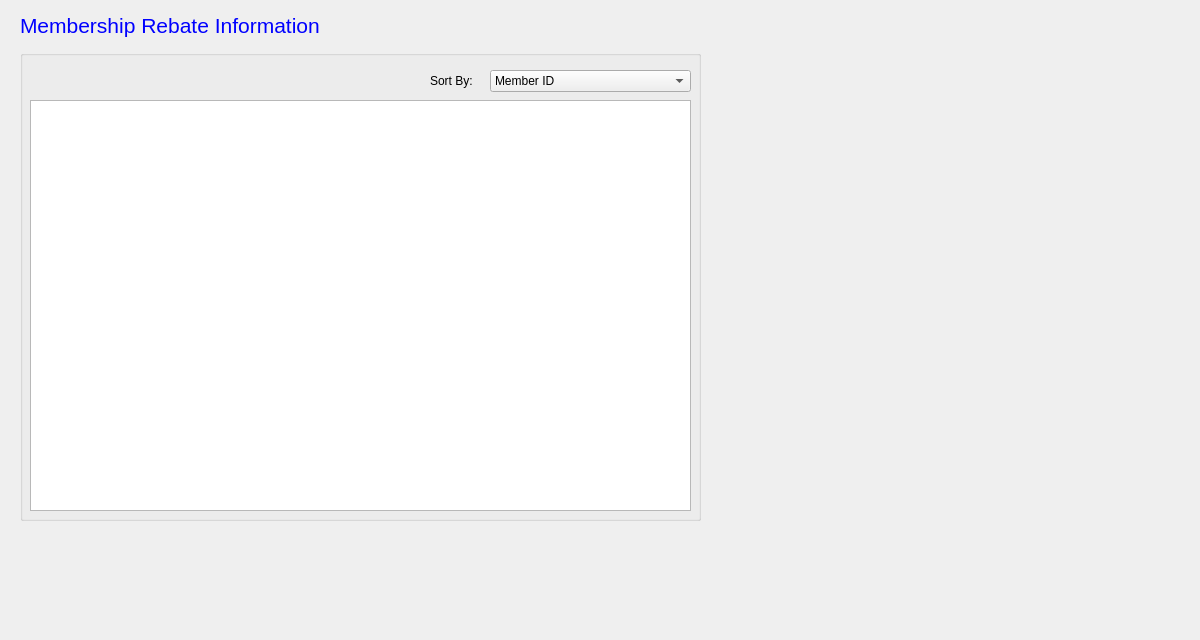
Qt form BulkClub/mRebateInfo.ui (JShinozuka/Project2) before a commit.
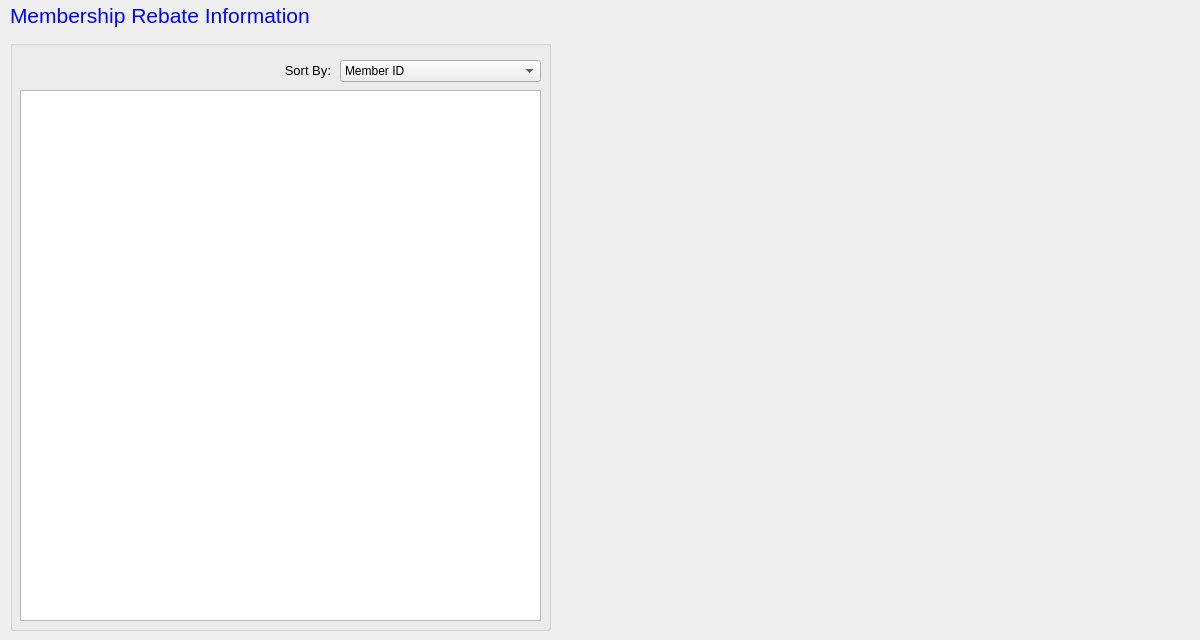
The same form after that commit.

Commit message: Updating manager UIs

Diff of the .ui file:
```diff
--- a/BulkClub/mRebateInfo.ui
+++ b/BulkClub/mRebateInfo.ui
@@ -16,10 +16,10 @@
   <widget class="QGroupBox" name="groupBox">
    <property name="geometry">
     <rect>
-     <x>20</x>
-     <y>50</y>
-     <width>681</width>
-     <height>471</height>
+     <x>10</x>
+     <y>40</y>
+     <width>541</width>
+     <height>591</height>
     </rect>
    </property>
    <property name="title">
@@ -30,15 +30,15 @@
      <rect>
       <x>10</x>
       <y>50</y>
-      <width>661</width>
-      <height>411</height>
+      <width>521</width>
+      <height>531</height>
      </rect>
     </property>
    </widget>
    <widget class="QComboBox" name="selectMonthBox">
     <property name="geometry">
      <rect>
-      <x>470</x>
+      <x>330</x>
       <y>20</y>
       <width>201</width>
       <height>22</height>
@@ -63,22 +63,30 @@
    <widget class="QLabel" name="label">
     <property name="geometry">
      <rect>
-      <x>410</x>
+      <x>250</x>
       <y>20</y>
       <width>71</width>
       <height>21</height>
      </rect>
     </property>
+    <property name="font">
+     <font>
+      <pointsize>10</pointsize>
+     </font>
+    </property>
     <property name="text">
      <string>Sort By:</string>
     </property>
+    <property name="alignment">
+     <set>Qt::AlignRight|Qt::AlignTrailing|Qt::AlignVCenter</set>
+    </property>
    </widget>
   </widget>
   <widget class="QLabel" name="label_2">
    <property name="geometry">
     <rect>
-     <x>20</x>
-     <y>10</y>
+     <x>10</x>
+     <y>0</y>
      <width>491</width>
      <height>31</height>
     </rect>
```
The commit also changes 6 other files.
